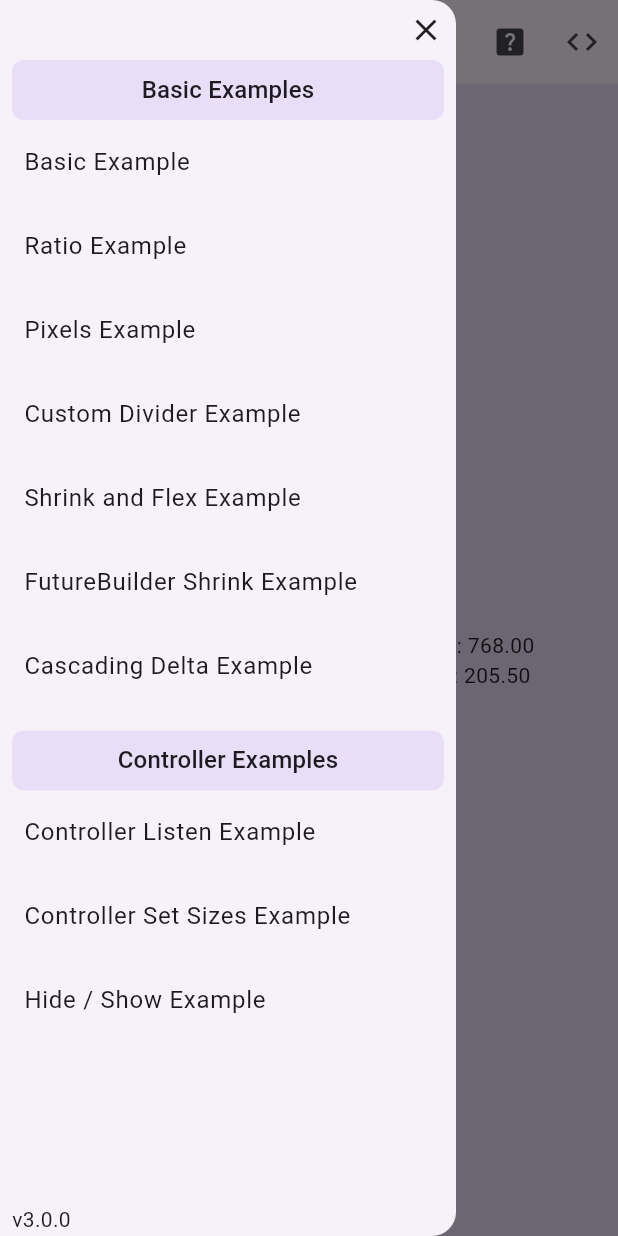
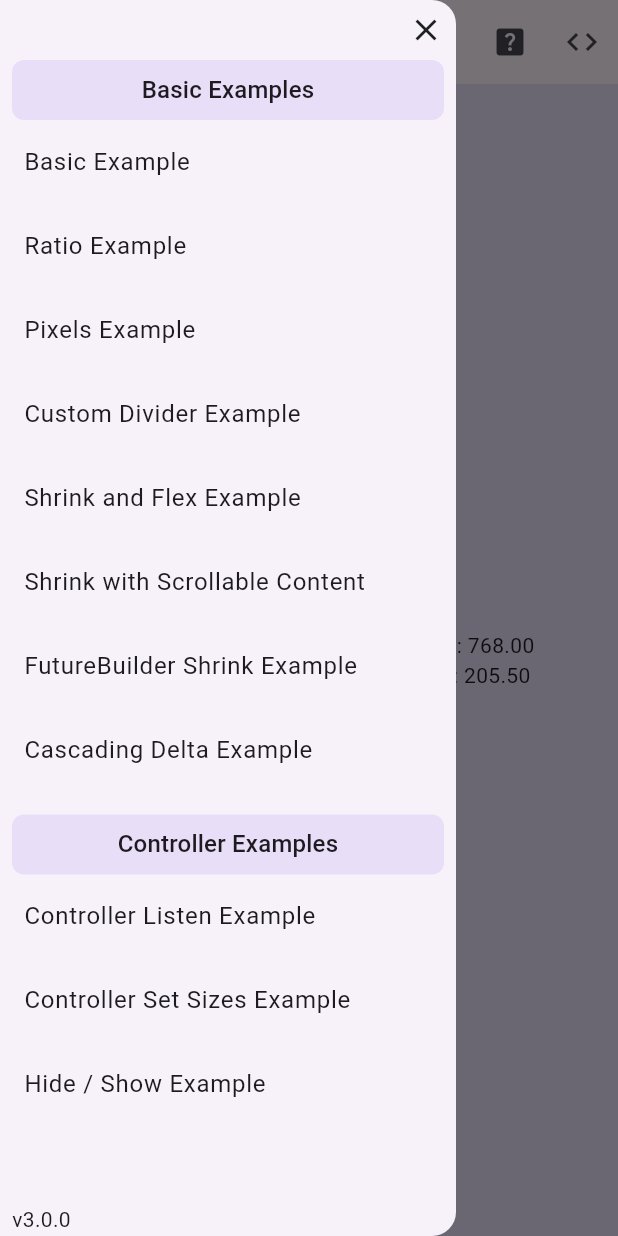
Before and after one commit to andyhorn/flutter_resizable_container, a Flutter app: the screen it shows after launch, with the side drawer open, on a phone screen of 412 x 824 dp. Run offline on Flutter 3.47's test engine with Material 3 defaults, Android fonts, the phone set to English and light mode, and no system bars; our stand-ins replace decimal, equatable, package_info_plus.

Commit message:
fix: measure shrink children via dry layout (#85) (#98)
* fix: measure shrink children via dry layout (#85)

Replaces intrinsic-based shrink measurement with a dry layout pass using
tight cross-axis and loose-bounded main-axis constraints. Intrinsic
dimensions are 0 for SingleChildScrollView on its scroll axis, which
caused shrink children to collapse when wrapping a scroll view.

Co-Authored-By: Claude Opus 4.7 (1M context) <noreply@anthropic.com>

* docs(example): add Shrink with Scrollable Content example screen

Demonstrates ResizableSize.shrink() wrapping a SingleChildScrollView with
variable-height content — the case from issue #85.

Co-Authored-By: Claude Opus 4.7 (1M context) <noreply@anthropic.com>

---------

Co-authored-by: Claude Opus 4.7 (1M context) <noreply@anthropic.com>

```diff
--- a/example/lib/file_asset_paths.dart
+++ b/example/lib/file_asset_paths.dart
@@ -20,6 +20,9 @@ enum FileAssetPaths {
   shrinkAndFlexScreen(
     'lib/screens/shrink_and_flex/shrink_and_flex_example_screen.dart',
   ),
+  shrinkScrollableScreen(
+    'lib/screens/shrink_and_flex/shrink_scrollable_example_screen.dart',
+  ),
   cascadingDeltaScreen(
     'lib/screens/cascading_delta/cascading_delta_screen.dart',
   ),
--- a/example/lib/main.dart
+++ b/example/lib/main.dart
@@ -8,6 +8,7 @@ import 'package:example/screens/pixels/pixels_example_screen.dart';
 import 'package:example/screens/ratio/ratio_example_screen.dart';
 import 'package:example/screens/shrink_and_flex/future_builder_shrink_example_screen.dart';
 import 'package:example/screens/shrink_and_flex/shrink_and_flex_example_screen.dart';
+import 'package:example/screens/shrink_and_flex/shrink_scrollable_example_screen.dart';
 import 'package:flutter/material.dart';
 
 void main() {
@@ -31,6 +32,7 @@ class ExampleApp extends StatelessWidget {
         'sizes': (context) => const ControllerSetSizesExampleScreen(),
         'divider': (context) => const CustomDividerExampleScreen(),
         'shrink': (context) => const ShrinkAndFlexExampleScreen(),
+        'shrink-scrollable': (context) => const ShrinkScrollableExampleScreen(),
         'future-builder-shrink': (context) =>
             const FutureBuilderShrinkExampleScreen(),
         'cascading-delta': (context) => const CascadingDeltaScreen(),
--- a/example/lib/widgets/nav_drawer.dart
+++ b/example/lib/widgets/nav_drawer.dart
@@ -40,6 +40,11 @@ class NavDrawer extends StatelessWidget {
           ListTile(
             title: const Text('Shrink and Flex Example'),
             onTap: () => Navigator.of(context).pushReplacementNamed('shrink'),
+          ),
+          ListTile(
+            title: const Text('Shrink with Scrollable Content'),
+            onTap: () =>
+                Navigator.of(context).pushReplacementNamed('shrink-scrollable'),
           ),
           ListTile(
             title: const Text('FutureBuilder Shrink Example'),
--- a/example/pubspec.yaml
+++ b/example/pubspec.yaml
@@ -70,6 +70,7 @@ flutter:
     - lib/screens/pixels/pixels_example_screen.dart
     - lib/screens/ratio/ratio_example_screen.dart
     - lib/screens/shrink_and_flex/shrink_and_flex_example_screen.dart
+    - lib/screens/shrink_and_flex/shrink_scrollable_example_screen.dart
     - lib/screens/cascading_delta/cascading_delta_screen.dart
 
   # An image asset can refer to one or more resolution-specific "variants", see
--- a/lib/src/layout/resizable_layout.dart
+++ b/lib/src/layout/resizable_layout.dart
@@ -75,6 +75,7 @@ class ResizableLayoutRenderObject extends RenderBox
   List<ResizableChild> _resizableChildren;
   Set<int> _hiddenIndices;
   double _currentPosition = 0.0;
+  final Map<int, double> _shrinkSizes = {};
 
   ResizableLayoutDirection get layoutDirection => _layoutDirection;
   List<ResizableSize> get sizes => _sizes;
@@ -140,11 +141,15 @@ class ResizableLayoutRenderObject extends RenderBox
   @override
   void performLayout() {
     _currentPosition = 0.0;
+    _shrinkSizes.clear();
 
     final children = getChildrenAsList();
     final dividerSpace = _getDividerSpace();
     final pixelSpace = _getPixelsSpace();
-    final shrinkSpace = _getShrinkSpace(children);
+    final shrinkCap = layoutDirection.getMaxConstraint(constraints) -
+        pixelSpace -
+        dividerSpace;
+    final shrinkSpace = _getShrinkSpace(children, shrinkCap);
     final availableRatioSpace = _getAvailableRatioSpace(
       pixelSpace: pixelSpace,
       shrinkSpace: shrinkSpace,
@@ -172,7 +177,7 @@ class ResizableLayoutRenderObject extends RenderBox
           ),
         _ => _getChildConstraints(
             size: size,
-            child: child,
+            index: i ~/ 2,
             availableRatioSpace: availableRatioSpace,
           ),
       };
@@ -272,17 +277,24 @@ class ResizableLayoutRenderObject extends RenderBox
     return pixels.sum();
   }
 
-  double _getShrinkSpace(List<RenderBox> children) {
-    return [
-      for (var i = 0; i < sizes.length; i++) ...[
-        if (sizes[i] is ResizableSizeShrink) ...[
-          _clamp(
-            layoutDirection.getMinIntrinsicDimension(children[i * 2]),
-            sizes[i],
-          ),
-        ]
-      ],
-    ].sum();
+  double _getShrinkSpace(List<RenderBox> children, double cap) {
+    var total = 0.0;
+    for (var i = 0; i < sizes.length; i++) {
+      if (sizes[i] is ResizableSizeShrink) {
+        final measured = _measureShrink(children[i * 2], cap);
+        final clamped = _clamp(measured, sizes[i]);
+        _shrinkSizes[i] = clamped;
+        total += clamped;
+      }
+    }
+    return total;
+  }
+
+  double _measureShrink(RenderBox child, double cap) {
+    final size = child.getDryLayout(
+      layoutDirection.getShrinkMeasureConstraints(constraints, cap),
+    );
+    return layoutDirection.getSizeDimension(size);
   }
 
   double _getDividerSpace() {
@@ -332,13 +344,13 @@ class ResizableLayoutRenderObject extends RenderBox
 
   BoxConstraints _getChildConstraints({
     required ResizableSize size,
-    required RenderBox child,
+    required int index,
     required double availableRatioSpace,
   }) {
     final value = switch (size) {
       ResizableSizePixels(:final pixels) => pixels,
       ResizableSizeRatio(:final ratio) => ratio * availableRatioSpace,
-      ResizableSizeShrink() => layoutDirection.getMinIntrinsicDimension(child),
+      ResizableSizeShrink() => _shrinkSizes[index] ?? 0,
       ResizableSizeExpand() => throw Exception('Invalid size (expand)'),
     };
 
```
Also changed, not shown: example/lib/screens/shrink_and_flex/shrink_scrollable_example_screen.dart (added, +102 -0 lines), lib/src/layout/resizable_layout_direction.dart (+30 -0 lines), 1 other file.
